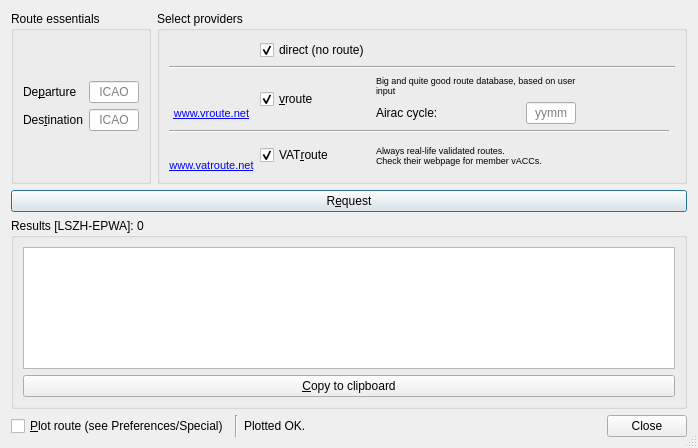
Qt form QuteScoop/src/PlanFlightDialog.ui (qutescoop/qutescoop) before a commit.
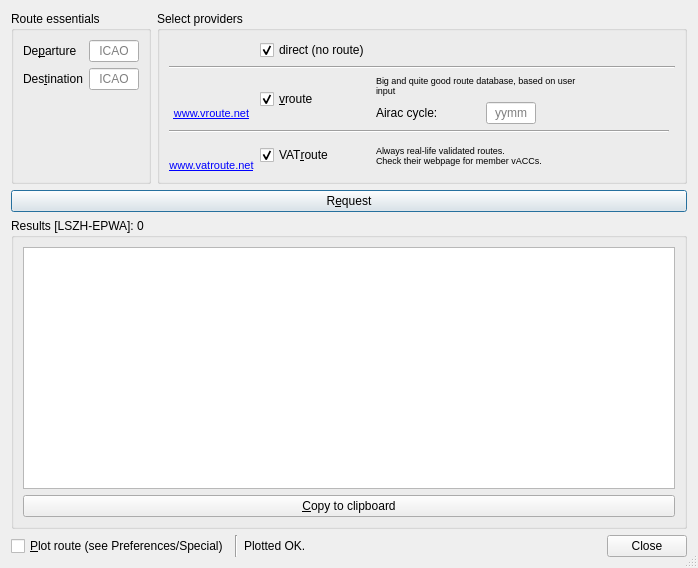
The same form after that commit. Icons and pictures are not drawn.

Diff of the .ui file:
```diff
--- a/QuteScoop/src/PlanFlightDialog.ui
+++ b/QuteScoop/src/PlanFlightDialog.ui
@@ -7,7 +7,7 @@
     <x>0</x>
     <y>0</y>
     <width>698</width>
-    <height>448</height>
+    <height>568</height>
    </rect>
   </property>
   <property name="windowTitle">
@@ -28,8 +28,11 @@
        <property name="title">
         <string>Route essentials</string>
        </property>
-       <layout class="QGridLayout" name="gridLayout_2">
-        <item row="1" column="0">
+       <layout class="QFormLayout" name="formLayout">
+        <property name="fieldGrowthPolicy">
+         <enum>QFormLayout::AllNonFixedFieldsGrow</enum>
+        </property>
+        <item row="0" column="0">
          <widget class="QLabel" name="lblDep">
           <property name="text">
            <string>De&amp;parture</string>
@@ -39,7 +42,7 @@
           </property>
          </widget>
         </item>
-        <item row="1" column="3">
+        <item row="0" column="1">
          <widget class="QLineEdit" name="edDep">
           <property name="maximumSize">
            <size>
@@ -58,7 +61,7 @@
           </property>
          </widget>
         </item>
-        <item row="2" column="0">
+        <item row="1" column="0">
          <widget class="QLabel" name="lblDest">
           <property name="text">
            <string>Des&amp;tination</string>
@@ -68,7 +71,7 @@
           </property>
          </widget>
         </item>
-        <item row="2" column="3">
+        <item row="1" column="1">
          <widget class="QLineEdit" name="edDest">
           <property name="maximumSize">
            <size>
@@ -87,32 +90,6 @@
           </property>
          </widget>
         </item>
-        <item row="3" column="0">
-         <spacer name="verticalSpacer">
-          <property name="orientation">
-           <enum>Qt::Vertical</enum>
-          </property>
-          <property name="sizeHint" stdset="0">
-           <size>
-            <width>20</width>
-            <height>40</height>
-           </size>
-          </property>
-         </spacer>
-        </item>
-        <item row="0" column="0">
-         <spacer name="verticalSpacer_2">
-          <property name="orientation">
-           <enum>Qt::Vertical</enum>
-          </property>
-          <property name="sizeHint" stdset="0">
-           <size>
-            <width>20</width>
-            <height>40</height>
-           </size>
-          </property>
-         </spacer>
-        </item>
        </layout>
       </widget>
      </item>
@@ -303,6 +280,22 @@
               </property>
              </widget>
             </item>
+            <item>
+             <spacer name="horizontalSpacer">
+              <property name="orientation">
+               <enum>Qt::Horizontal</enum>
+              </property>
+              <property name="sizeType">
+               <enum>QSizePolicy::Minimum</enum>
+              </property>
+              <property name="sizeHint" stdset="0">
+               <size>
+                <width>40</width>
+                <height>20</height>
+               </size>
+              </property>
+             </spacer>
+            </item>
            </layout>
           </item>
          </layout>
@@ -416,6 +409,12 @@
    </item>
    <item>
     <widget class="QGroupBox" name="gbResults">
+     <property name="sizePolicy">
+      <sizepolicy hsizetype="Preferred" vsizetype="MinimumExpanding">
+       <horstretch>0</horstretch>
+       <verstretch>0</verstretch>
+      </sizepolicy>
+     </property>
      <property name="title">
       <string>Results [LSZH-EPWA]: 0</string>
      </property>
```
Left out of the diff: 17 changed lines with no effect on the pictures.
